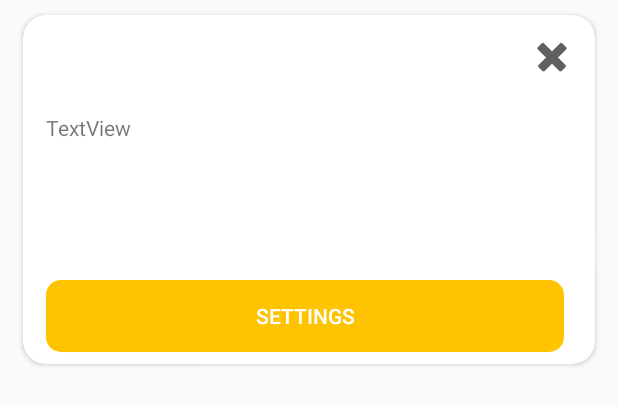
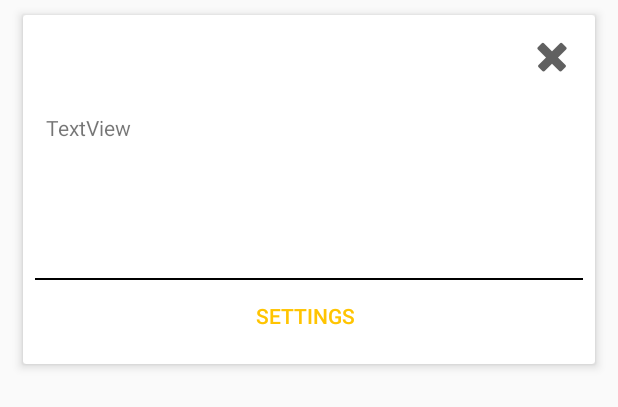
Before and after one commit to NtiyisoN/OpenDrone-FlightController, an Android app: the layout fragment_single_flight_plan.xml on its own in the app's theme, with its tools: preview values and no code run, on a phone screen of 412 x 824 dp. Shown: the top 407 px of the screen. Run offline under Robolectric (Android 15) with nearby library versions, the phone set to English and light mode, and no system bars.

Commit message:
Now, the flightplans are enumerated But there are still bugs to fix in the flightplanfragment (wrong enumeration, ...)

```diff
--- a/OpenDrone-app/mobile/src/main/java/at/opendrone/opendrone/DroneCardListSingleFragment.java
+++ b/OpenDrone-app/mobile/src/main/java/at/opendrone/opendrone/DroneCardListSingleFragment.java
@@ -6,14 +6,11 @@
 
 package at.opendrone.opendrone;
 
-import android.content.Context;
 import android.os.Bundle;
 import android.support.annotation.Nullable;
 import android.support.v4.app.Fragment;
 import android.support.v4.app.FragmentManager;
 import android.support.v7.app.AppCompatActivity;
-import android.util.AttributeSet;
-import android.view.View;
 
 public abstract class DroneCardListSingleFragment extends AppCompatActivity {
     protected abstract Fragment createFragment();
@@ -21,7 +18,7 @@ public abstract class DroneCardListSingleFragment extends AppCompatActivity {
     @Override
     protected void onCreate(@Nullable Bundle savedInstanceState) {
         super.onCreate(savedInstanceState);
-        setContentView(R.layout.fragment_drone__card_list);
+        setContentView(R.layout.fragment_drone_card_list);
 
         FragmentManager fm = getSupportFragmentManager();
         Fragment fragment = fm.findFragmentById(R.id.fragment_container);
--- a/OpenDrone-app/mobile/src/main/res/drawable/ic_flightplaner.xml
+++ b/OpenDrone-app/mobile/src/main/res/drawable/ic_flightplaner.xml
@@ -4,6 +4,6 @@
         android:viewportWidth="24.0"
         android:viewportHeight="24.0">
     <path
-        android:fillColor="#FF000000"
+        android:fillColor="@color/secondaryTextColor"
         android:pathData="M20.5,3l-0.16,0.03L15,5.1 9,3 3.36,4.9c-0.21,0.07 -0.36,0.25 -0.36,0.48V20.5c0,0.28 0.22,0.5 0.5,0.5l0.16,-0.03L9,18.9l6,2.1 5.64,-1.9c0.21,-0.07 0.36,-0.25 0.36,-0.48V3.5c0,-0.28 -0.22,-0.5 -0.5,-0.5zM15,19l-6,-2.11V5l6,2.11V19z"/>
 </vector>
--- a/OpenDrone-app/mobile/src/main/res/layout/fragment_flight_plan_save.xml
+++ b/OpenDrone-app/mobile/src/main/res/layout/fragment_flight_plan_save.xml
@@ -65,7 +65,7 @@
         android:layout_marginStart="16dp"
         android:layout_marginBottom="10dp"
         android:clickable="true"
-        android:src="@android:drawable/ic_dialog_map"
+        android:src="@drawable/ic_flightplaner"
         app:backgroundTint="@color/primaryColor"
         app:layout_constraintBottom_toBottomOf="parent"
         app:layout_constraintStart_toStartOf="parent"
--- a/OpenDrone-app/mobile/src/main/res/layout/fragment_single_flight_plan.xml
+++ b/OpenDrone-app/mobile/src/main/res/layout/fragment_single_flight_plan.xml
@@ -1,5 +1,4 @@
-<?xml version="1.0" encoding="utf-8"?>
-<!--
+<?xml version="1.0" encoding="utf-8"?><!--
   ~ Last modified: 09.09.18 17:21
   ~ Copyright (c) OpenDrone, 2018.  All rights reserved.
   ~ The entire project (including this file) is licensed under the GNU GPL v3.0
@@ -15,7 +14,8 @@
     android:layout_marginTop="10dp"
     android:layout_marginRight="15dp"
     android:layout_marginBottom="10dp"
-    app:cardCornerRadius="15dp">
+    app:cardCornerRadius="2dp"
+    app:cardElevation="4dp">
 
     <android.support.constraint.ConstraintLayout
         android:id="@+id/constraintLayout_Item"
@@ -50,17 +50,26 @@
             app:layout_constraintStart_toStartOf="parent"
             app:layout_constraintTop_toBottomOf="@+id/text_FlightPlanName" />
 
+        <View
+            android:id="@+id/droneCardDivider"
+            android:layout_width="match_parent"
+            android:layout_height="1dp"
+            android:layout_marginStart="8dp"
+            android:layout_marginEnd="8dp"
+            android:background="@color/primaryTextColor"
+            app:layout_constraintBottom_toTopOf="@+id/btn_Settings_flightplan" />
+
         <Button
             android:id="@+id/btn_Settings_flightplan"
-            android:layout_width="345dp"
+            android:layout_width="match_parent"
             android:layout_height="wrap_content"
             android:layout_marginStart="16dp"
             android:layout_marginTop="92dp"
             android:layout_marginEnd="21dp"
             android:layout_marginBottom="8dp"
-            android:background="@drawable/button_shape_round_orange"
+            android:background="#00ffffff"
             android:text="@string/btn_Settings"
-            android:textColor="@color/secondaryTextColor"
+            android:textColor="@color/primaryColor"
             app:layout_constraintBottom_toBottomOf="parent"
             app:layout_constraintEnd_toEndOf="parent"
             app:layout_constraintHorizontal_bias="0.571"
--- a/OpenDrone-app/mobile/src/main/res/values/strings.xml
+++ b/OpenDrone-app/mobile/src/main/res/values/strings.xml
@@ -69,4 +69,10 @@
     <string name="go_home_alarm_message">Do you rly want go home fam?</string>
     <string name="go_home_alarm_pos">Hell yeah</string>
     <string name="go_home_alarm_neg">What am i doing here?!</string>
+    <string name="flight_plan_save_add_coord">Add Coordinate</string>
+    <string name="flight_plan_save_invalid_coord">"Please enter a correct format in the fields!"</string>
+    <string name="flight_plan_save_add_coord_pos">Save</string>
+    <string name="flight_plan_save_add_coord_neg">Cancel</string>
+    <string name="flight_plan_save_error_read_fp">Could not read flightplans</string>
+    <string name="flight_plan_save_error_name_empty">This field is required</string>
 </resources>
```
Also changed, not shown: OpenDrone-app/mobile/src/main/java/at/opendrone/opendrone/DroneCardList.java (+1 -13 lines), OpenDrone-app/mobile/src/main/java/at/opendrone/opendrone/FlightPlanSaveFragment.java (+68 -81 lines), OpenDrone-app/mobile/src/main/java/at/opendrone/opendrone/FlightPlaner.java (+16 -21 lines), OpenDrone-app/mobile/src/main/res/layout/fragment_drone_card_list_dronecard.xml (+13 -16 lines), OpenDrone-app/mobile/src/main/res/layout/fragment_drone_card_list.xml (renamed from OpenDrone-app/mobile/src/main/res/layout/fragment_drone__card_list.xml).
